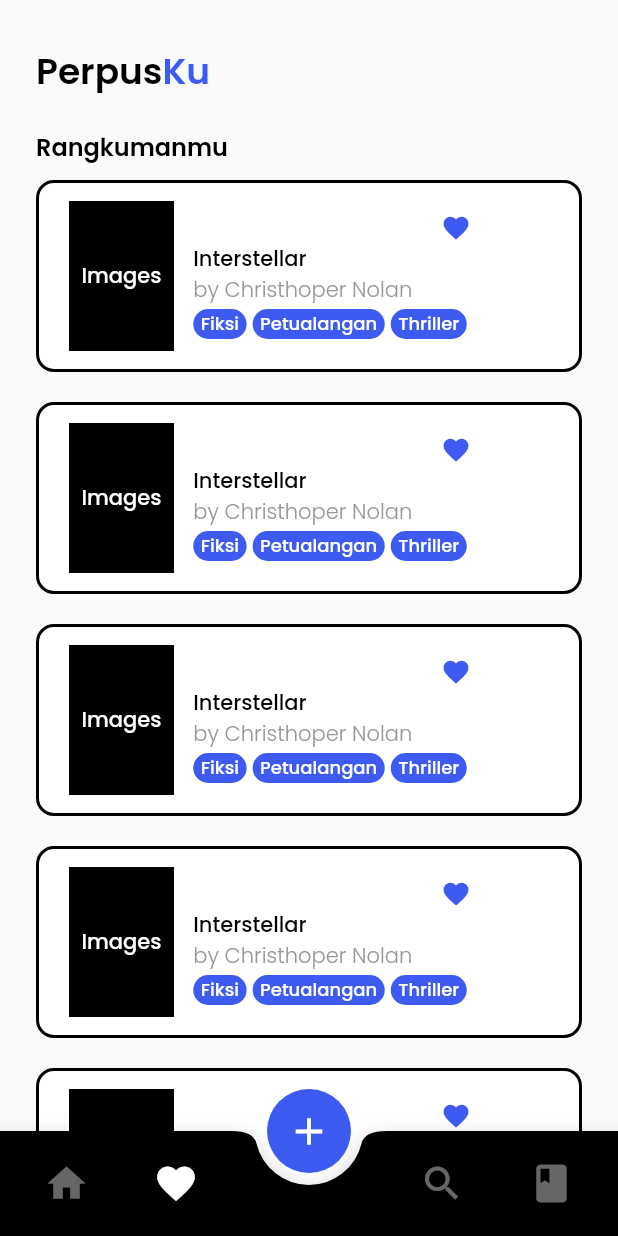
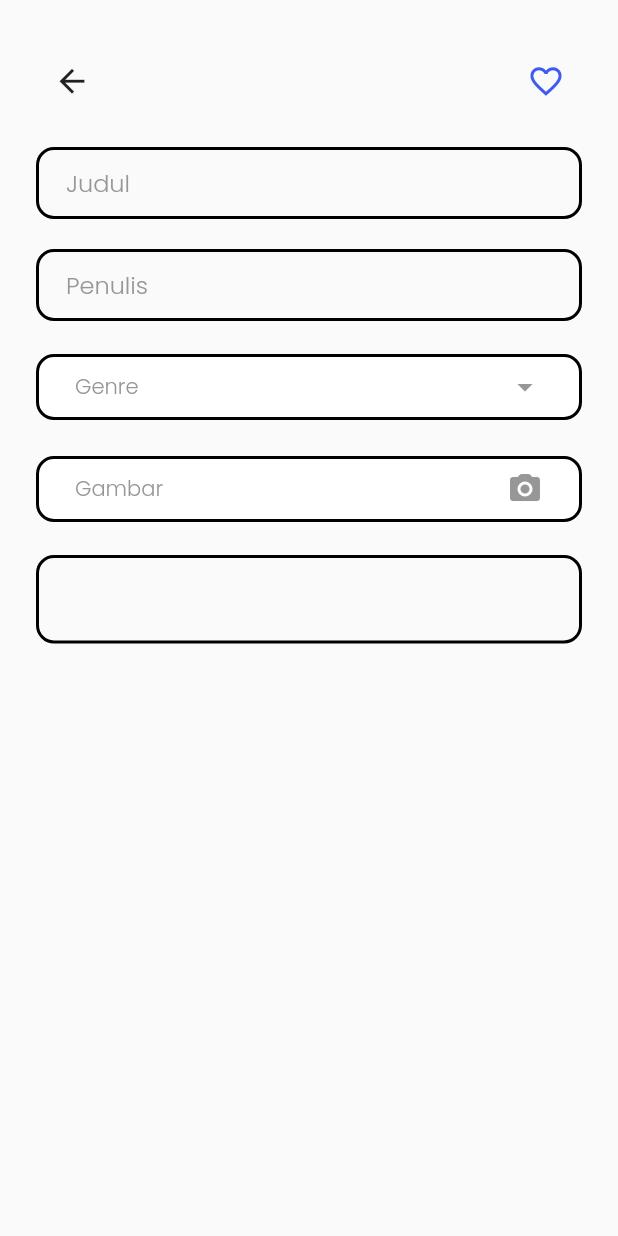
Before and after one commit to krsx/Mobprog_PerpusKu, a Flutter app: the RoutePage screen opened directly, scrolled down 264 dp, after a tap on the "favorite" icon, after a tap on the "add" icon, on a phone screen of 412 x 824 dp. Run offline on Flutter 3.47's test engine with Material 2 defaults, Android fonts, the light colour scheme and no system bars; our stand-ins replace google_fonts.

Commit message:
Progress Tambah Rangkuman (Masih Error)

```diff
--- a/lib/screens/route_page.dart
+++ b/lib/screens/route_page.dart
@@ -3,6 +3,7 @@ import 'package:mobprog_perpusku/screens/favorite_page.dart';
 import 'package:mobprog_perpusku/screens/main_page.dart';
 import 'package:mobprog_perpusku/screens/recommend_page.dart';
 import 'package:mobprog_perpusku/screens/search_page.dart';
+import 'package:mobprog_perpusku/screens/tambah_rangkuman_page.dart';
 import 'package:mobprog_perpusku/theme.dart';
 import 'package:mobprog_perpusku/widget/dashboard_widget.dart';
 
@@ -18,8 +19,8 @@ class _RoutePageState extends State<RoutePage> {
   final screens = [
     MainPage(),
     FavoritePage(),
+    RecomendationPage(),
     SearchPage(),
-    RecomendationPage(),
   ];
 
   @override
@@ -27,7 +28,7 @@ class _RoutePageState extends State<RoutePage> {
     bool keyboardIsOpened = MediaQuery.of(context).viewInsets.bottom != 0.0;
     return SafeArea(
       child: Scaffold(
-        extendBody: false,
+        extendBody: true,
         body: IndexedStack(
           index: selectedIndex,
           children: screens,
@@ -36,7 +37,14 @@ class _RoutePageState extends State<RoutePage> {
         floatingActionButton: keyboardIsOpened
             ? SizedBox()
             : FloatingActionButton(
-                onPressed: () {},
+                onPressed: () {
+                  Navigator.push(
+                    context,
+                    MaterialPageRoute(
+                      builder: (context) => TambahRangkuman(),
+                    ),
+                  );
+                },
                 // onPressed: () => Navigator.push(
                 //   context,
                 //   MaterialPageRoute(
--- /dev/null
+++ b/lib/screens/tambah_rangkuman_page.dart
@@ -0,0 +1,347 @@
+import 'package:flutter/material.dart';
+import 'package:mobprog_perpusku/theme.dart';
+import 'package:mobprog_perpusku/widget/genre_widget.dart';
+import 'package:flutter/gestures.dart';
+
+class TambahRangkuman extends StatefulWidget {
+  const TambahRangkuman({Key? key}) : super(key: key);
+
+  @override
+  State<TambahRangkuman> createState() => _TambahRangkumanState();
+}
+
+class _TambahRangkumanState extends State<TambahRangkuman> {
+  bool isFavorite = false;
+
+  bool isHorror = false;
+  bool isPetualangan = false;
+  bool isPengembanganDiri = false;
+  bool isKomedi = false;
+  bool isRomansa = false;
+  bool isFiksi = false;
+  bool isThriller = false;
+  bool isMisteri = false;
+
+  @override
+  Widget build(BuildContext context) {
+    return Scaffold(
+      body: SafeArea(
+        child: Padding(
+          padding:
+              EdgeInsets.symmetric(horizontal: paddingHorizontal, vertical: 0),
+          child: ListView(
+            physics: BouncingScrollPhysics(),
+            children: [
+              SizedBox(
+                height: 30,
+              ),
+              Row(
+                children: [
+                  IconButton(
+                    onPressed: () => Navigator.pop(context),
+                    icon: Icon(
+                      Icons.arrow_back,
+                      size: 25,
+                    ),
+                  ),
+                  Spacer(),
+                  IconButton(
+                    onPressed: () {
+                      setState(() {
+                        isFavorite = !isFavorite;
+                      });
+                    },
+                    icon: Icon(
+                      isFavorite ? Icons.favorite : Icons.favorite_border,
+                      color: blueColor,
+                      size: 25,
+                    ),
+                  ),
+                ],
+              ),
+              SizedBox(
+                height: 20,
+              ),
+              TextFormField(
+                style: TextStyle(
+                  color: greyColor,
+                ),
+                decoration: InputDecoration(
+                  contentPadding: EdgeInsets.symmetric(
+                    horizontal: 20,
+                    vertical: 10,
+                  ),
+                  fillColor: greyColor,
+                  focusColor: greyColor,
+                  hintText: "Judul",
+                  hintStyle: lightTextStyle,
+                  enabledBorder: OutlineInputBorder(
+                    borderRadius: BorderRadius.circular(12),
+                    borderSide: BorderSide(
+                      width: 2,
+                      color: blackColor,
+                    ),
+                  ),
+                  focusedBorder: OutlineInputBorder(
+                    borderRadius: BorderRadius.circular(12),
+                    borderSide: BorderSide(
+                      width: 2,
+                      color: blackColor,
+                    ),
+                  ),
+                ),
+                onChanged: (_) {},
+              ),
+              SizedBox(
+                height: 20,
+              ),
+              TextFormField(
+                style: TextStyle(
+                  color: greyColor,
+                ),
+                decoration: InputDecoration(
+                  contentPadding: EdgeInsets.symmetric(
+                    horizontal: 20,
+                    vertical: 10,
+                  ),
+                  fillColor: greyColor,
+                  focusColor: greyColor,
+                  hintText: "Penulis",
+                  hintStyle: lightTextStyle,
+                  enabledBorder: OutlineInputBorder(
+                    borderRadius: BorderRadius.circular(12),
+                    borderSide: BorderSide(
+                      width: 2,
+                      color: blackColor,
+                    ),
+                  ),
+                  focusedBorder: OutlineInputBorder(
+                    borderRadius: BorderRadius.circular(12),
+                    borderSide: BorderSide(
+                      width: 2,
+                      color: blackColor,
+                    ),
+                  ),
+                ),
+                onChanged: (_) {},
+              ),
+              SizedBox(
+                height: 20,
+              ),
+              ElevatedButton(
+                onPressed: () => showDialog(
+                  context: context,
+                  builder: (_) => AlertDialog(
+                    shape: RoundedRectangleBorder(
+                      borderRadius: BorderRadius.circular(12),
+                      side: BorderSide(
+                        color: blackColor,
+                        width: 3,
+                      ),
+                    ),
+                    content: Column(
+                      mainAxisSize: MainAxisSize.min,
+                      crossAxisAlignment: CrossAxisAlignment.start,
+                      children: [
+                        GenreSelector(
+                          genre: horror,
+                          checkValue: isHorror,
+                          onChecked: (_) {},
+                        ),
+                        GenreSelector(
+                          genre: petualangan,
+                          checkValue: isPetualangan,
+                          onChecked: (_) {},
+                        ),
+                        GenreSelector(
+                          genre: pengembanganDiri,
+                          checkValue: isPengembanganDiri,
+                          onChecked: (_) {},
+                        ),
+                        GenreSelector(
+                          genre: komedi,
+                          checkValue: isKomedi,
+                          onChecked: (_) {},
+                        ),
+                        GenreSelector(
+                          genre: romansa,
+                          checkValue: isRomansa,
+                          onChecked: (_) {},
+                        ),
+                        GenreSelector(
+                          genre: fiksi,
+                          checkValue: isFiksi,
+                          onChecked: (_) {},
+                        ),
+                        GenreSelector(
+                          genre: thriller,
+                          checkValue: isThriller,
+                          onChecked: (_) {},
+                        ),
+                        GenreSelector(
+                          genre: misteri,
+                          checkValue: isMisteri,
+                          onChecked: (_) {},
+                        ),
+                      ],
+                    ),
+                  ),
+                ),
+                child: Padding(
+                  padding: const EdgeInsets.symmetric(
+                    horizontal: 10,
+                    vertical: 10,
+                  ),
+                  child: Row(
+                    children: [
+                      Text(
+                        "Genre",
+                        style: lightTextStyle,
+                      ),
+                      Spacer(),
+                      Icon(
+                        Icons.arrow_drop_down,
+                        color: greyColor,
+                      ),
+                    ],
+                  ),
+                ),
+                style: ButtonStyle(
+                  backgroundColor: MaterialStateProperty.all(whiteColor),
+                  elevation: MaterialStateProperty.all(0),
+                  shape: MaterialStateProperty.all(
+                    RoundedRectangleBorder(
+                      borderRadius: BorderRadius.circular(12),
+                      side: BorderSide(
+                        color: blackColor,
+                        width: 2,
+                      ),
+                    ),
+                  ),
+                ),
+              ),
+              SizedBox(
+                height: 20,
+              ),
+              ElevatedButton(
+                onPressed: () {},
+                child: Padding(
+                  padding: const EdgeInsets.symmetric(
+                    horizontal: 10,
+                    vertical: 10,
+                  ),
+                  child: Row(
+                    children: [
+                      Text(
+                        "Gambar",
+                        style: lightTextStyle,
+                      ),
+                      Spacer(),
+                      Icon(
+                        Icons.camera_alt_rounded,
+                        color: greyColor,
+                      ),
+                    ],
+                  ),
+                ),
+                style: ButtonStyle(
+                  backgroundColor: MaterialStateProperty.all(whiteColor),
+                  elevation: MaterialStateProperty.all(0),
+                  shape: MaterialStateProperty.all(
+                    RoundedRectangleBorder(
+                      borderRadius: BorderRadius.circular(12),
+                      side: BorderSide(
+                        color: blackColor,
+                        width: 2,
+                      ),
+                    ),
+                  ),
+                ),
+              ),
+              SizedBox(
+                height: 20,
+              ),
+              TextFormField(
+                maxLines: null,
+                style: TextStyle(
+                  color: greyColor,
+                ),
+                decoration: InputDecoration(
+                  fillColor: greyColor,
+                  focusColor: greyColor,
+                  hintStyle: lightTextStyle.copyWith(),
+                  enabledBorder: OutlineInputBorder(
+                    borderRadius: BorderRadius.circular(12),
+                    borderSide: BorderSide(
+                      width: 2,
+                      color: blackColor,
+                    ),
+                  ),
+                  focusedBorder: OutlineInputBorder(
+                    borderRadius: BorderRadius.circular(12),
+                    borderSide: BorderSide(
+                      width: 2,
+                      color: blackColor,
+                    ),
+                  ),
+                ),
+                onChanged: (_) {},
+              ),
+            ],
+          ),
+        ),
+      ),
+    );
+  }
+}
+
+class GenreSelector extends StatefulWidget {
+  const GenreSelector({
+    Key? key,
+    required this.genre,
+    required this.checkValue,
+    required this.onChecked,
+  }) : super(key: key);
+
+  final Widget genre;
+  final Function(bool) onChecked;
+  final bool checkValue;
+
+  @override
+  State<GenreSelector> createState() => _GenreSelectorState();
+}
+
+class _GenreSelectorState extends State<GenreSelector> {
+  bool isChecked = false;
+
+  @override
+  void initState() {
+    super.initState();
+    isChecked = widget.checkValue;
+  }
+
+  @override
+  Widget build(BuildContext context) {
+    return Row(
+      mainAxisAlignment: MainAxisAlignment.spaceBetween,
+      children: [
+        widget.genre,
+        Checkbox(
+          side: BorderSide(
+            color: blackColor,
+            width: 2,
+          ),
+          activeColor: blackColor,
+          shape: const CircleBorder(),
+          value: isChecked,
+          onChanged: (value) {
+            setState(() {
+              isChecked = value!;
+              widget.onChecked(isChecked);
+            });
+          },
+        ),
+      ],
+    );
+  }
+}
--- a/lib/widget/dashboard_widget.dart
+++ b/lib/widget/dashboard_widget.dart
@@ -80,7 +80,7 @@ class _DashboardWidgetState extends State<DashboardWidget> {
                 buildTabItem(
                   index: 2,
                   icon: Icon(
-                    Icons.search,
+                    Icons.book,
                     color: whiteColor,
                     size: 30,
                   ),
@@ -91,7 +91,7 @@ class _DashboardWidgetState extends State<DashboardWidget> {
                 buildTabItem(
                   index: 3,
                   icon: Icon(
-                    Icons.book,
+                    Icons.search,
                     color: whiteColor,
                     size: 30,
                   ),
--- a/lib/widget/genre_widget.dart
+++ b/lib/widget/genre_widget.dart
@@ -3,7 +3,7 @@ import 'package:mobprog_perpusku/theme.dart';
 
 final horror = Container(
   decoration:
-      BoxDecoration(borderRadius: BorderRadius.circular(12), color: blackColor),
+      BoxDecoration(borderRadius: BorderRadius.circular(12), color: blueColor),
   child: Padding(
     padding: EdgeInsets.symmetric(horizontal: 5, vertical: 1),
     child: Text(
@@ -29,13 +29,13 @@ final petualangan = Container(
   ),
 );
 
-final pengenalanDiri = Container(
+final pengembanganDiri = Container(
   decoration:
       BoxDecoration(borderRadius: BorderRadius.circular(12), color: blueColor),
   child: Padding(
     padding: EdgeInsets.symmetric(horizontal: 5, vertical: 1),
     child: Text(
-      "Pengenalan Diri",
+      "Pengembangan Diri",
       style: mediumWhiteTextSTyle.copyWith(
         fontSize: 12,
       ),
```
